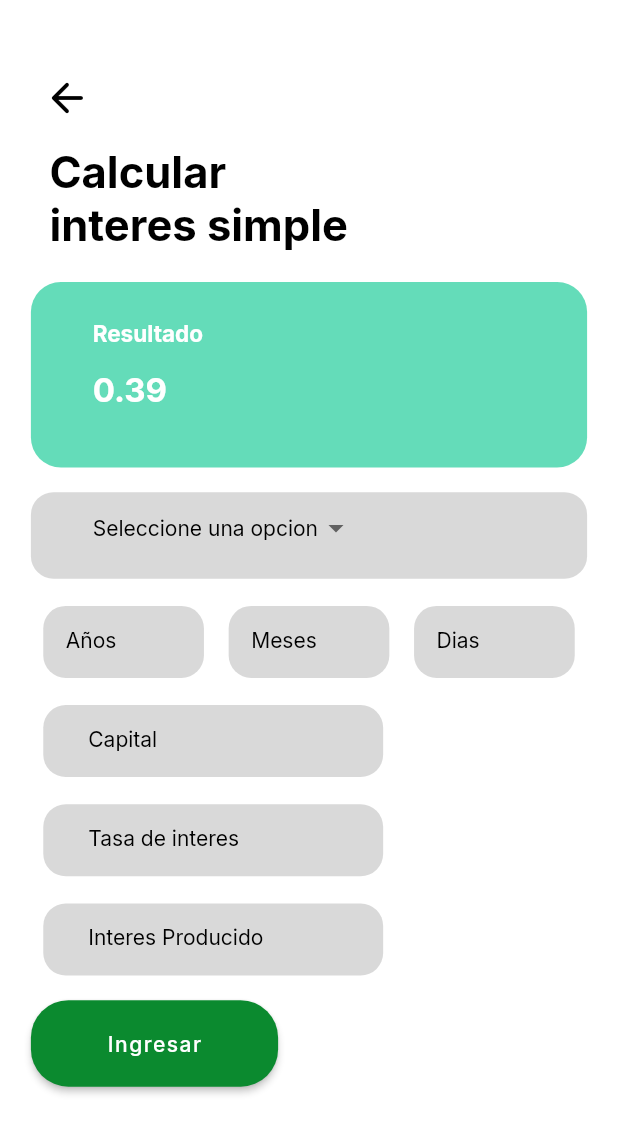
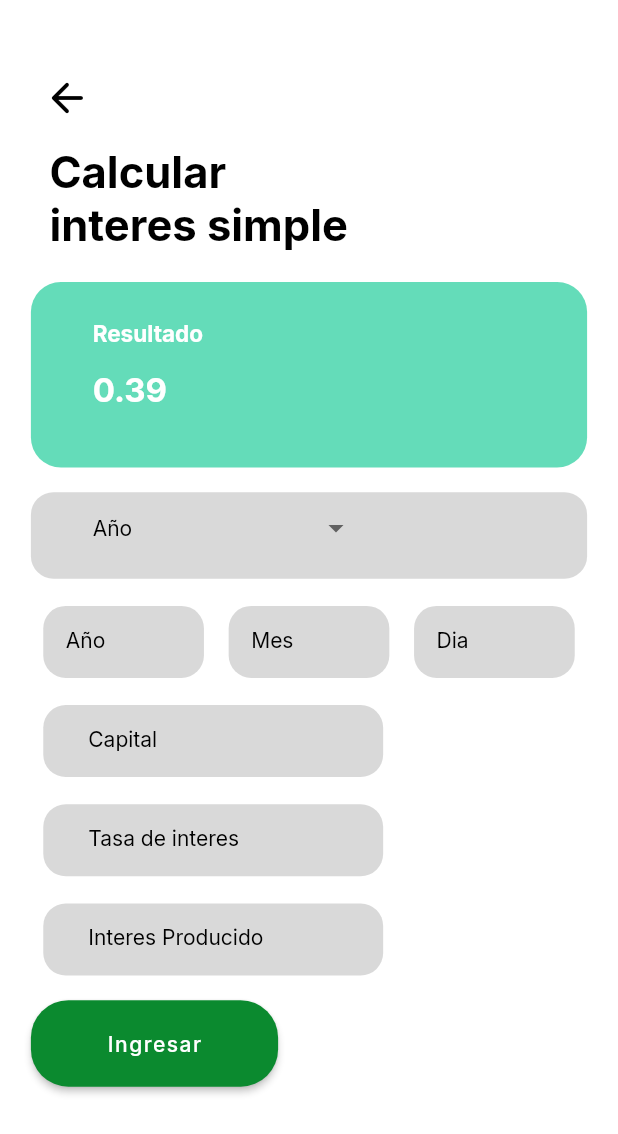
Before and after one commit to anapatino/FinanLearn, a Flutter app: the SimpleInterest screen opened directly, after a tap on "Ingresar", on a phone screen of 412 x 824 dp. Shown: the top 1134 px of the screen. Run offline on Flutter 3.47's test engine with Material 2 defaults, Android fonts, the phone set to English and light mode, and no system bars; our stand-ins replace cloud_firestore, firebase_auth, firebase_core, get, google_fonts; accounts and stored records are empty.

Commit message:
changes in ui

```diff
--- /dev/null
+++ b/lib/domain/models/simple_interest.dart
@@ -0,0 +1,69 @@
+import 'dart:developer';
+
+class InterestSimple {
+  static double calculateFutureValue({
+    required Map<String, double> data,
+    required double time,
+    required bool isChecked,
+  }) {
+    double capital = data['capital']!;
+    double interestRate = data['interestRate']! / 100;
+    double newFutureValue;
+
+    if (isChecked) {
+      newFutureValue = capital * (1 + interestRate * time);
+      log(newFutureValue.toString());
+    } else {
+      newFutureValue = capital * interestRate * time;
+    }
+    return newFutureValue;
+  }
+
+  static double calculateInterest({
+    required Map<String, double> data,
+    required double time,
+  }) {
+    double interestEarned = data['interestEarned']!;
+    double interestRate = data['interestRate']!;
+    double capital = (interestEarned / (interestRate * time)) * 100;
+    return capital;
+  }
+
+  static double calculateCapital({
+    required Map<String, double> data,
+    required double time,
+  }) {
+    double interestEarned = data['interestEarned']!;
+    double interestRate = data['interestRate']!;
+    double capital = (interestEarned / (interestRate * time)) * 100;
+    return capital;
+  }
+
+  static double calculateInterestRate({
+    required Map<String, double> data,
+    required double time,
+  }) {
+    double capital = data['capital']!;
+    double interestEarned = data['interestEarned']!;
+    double interestRate = (interestEarned / (capital * time)) * 100;
+    return interestRate;
+  }
+
+  static Map<String, int> calculateTime({
+    required Map<String, double> data,
+    required String showTime,
+  }) {
+    double capital = data['capital']!;
+    double interestEarned = data['interestEarned']!;
+    double interestRate = data['interestRate']!;
+    double time = (interestEarned / (capital * interestRate)) * 100;
+    time = time * 360;
+
+    int years = time ~/ 360;
+    double remainingDays = time % 360;
+    int months = remainingDays ~/ 30;
+    int days = remainingDays.round() % 30;
+
+    return {'years': years, 'months': months, 'days': days};
+  }
+}
--- a/lib/ui/pages/calculator/compound_interest.dart
+++ b/lib/ui/pages/calculator/compound_interest.dart
@@ -141,18 +141,23 @@ class _CompoundInterestState extends State<CompoundInterest> {
                 SizedBox(height: Dimensions.screenHeight * 0.022),
                 Row(
                   children: [
+                    if (dropdownValue == 'Año')
                       InputMedium(
                         controller: controllerYear,
-                      labelText: 'Años',
+                        labelText: 'Año',
                       ),
+                    if (dropdownValue == 'Mes' || dropdownValue == 'Año')
                       InputMedium(
                         controller: controllerMonths,
-                      labelText: 'Meses',
+                        labelText: 'Mes',
                       ),
+                    if (dropdownValue == 'Mes' ||
+                        dropdownValue == 'Dia' ||
+                        dropdownValue == 'Año')
                       InputMedium(
                         controller: controllerDays,
-                      labelText: 'Dias',
-                    ),
+                        labelText: 'Dia',
+                      )
                   ],
                 ),
                 SizedBox(height: Dimensions.screenHeight * 0.022),
--- a/lib/ui/pages/calculator/simple_interest.dart
+++ b/lib/ui/pages/calculator/simple_interest.dart
@@ -1,8 +1,11 @@
+import 'dart:developer';
+
 import 'package:finanlearn/ui/utils/dimensions.dart';
 import 'package:flutter/material.dart';
 import 'package:get/get.dart';
 import 'package:google_fonts/google_fonts.dart';
 
+import '../../../domain/models/simple_interest.dart';
 import '../../widgets/input.dart';
 import '../dashboard/Dashboard.dart';
 
@@ -18,11 +21,12 @@ class _SimpleInterestState extends State<SimpleInterest> {
   TextEditingController controllerMonths = TextEditingController();
   TextEditingController controllerDays = TextEditingController();
   TextEditingController controllerCapital = TextEditingController();
-  TextEditingController controllerInterestProduced = TextEditingController();
+  TextEditingController controllerInterestEarned = TextEditingController();
   TextEditingController controllerInterestRate = TextEditingController();
 
-  List<String>? listPeriod = ['Año', 'Meses', 'Dias'];
-  String? dropdownValue = 'Seleccione una opcion';
+  List<String>? listPeriod = ['Año', 'Mes', 'Dia'];
+  String? dropdownValue = 'Año';
+  late double time = 0;
   @override
   Widget build(BuildContext context) {
     return Scaffold(
@@ -142,18 +146,23 @@ class _SimpleInterestState extends State<SimpleInterest> {
                 SizedBox(height: Dimensions.screenHeight * 0.022),
                 Row(
                   children: [
+                    if (dropdownValue == 'Año')
                       InputMedium(
                         controller: controllerYear,
-                      labelText: 'Años',
+                        labelText: 'Año',
                       ),
+                    if (dropdownValue == 'Mes' || dropdownValue == 'Año')
                       InputMedium(
                         controller: controllerMonths,
-                      labelText: 'Meses',
+                        labelText: 'Mes',
                       ),
+                    if (dropdownValue == 'Mes' ||
+                        dropdownValue == 'Dia' ||
+                        dropdownValue == 'Año')
                       InputMedium(
                         controller: controllerDays,
-                      labelText: 'Dias',
-                    ),
+                        labelText: 'Dia',
+                      )
                   ],
                 ),
                 SizedBox(height: Dimensions.screenHeight * 0.022),
@@ -168,12 +177,12 @@ class _SimpleInterestState extends State<SimpleInterest> {
                 ),
                 SizedBox(height: Dimensions.screenHeight * 0.022),
                 InputColor(
-                  controller: controllerInterestRate,
+                  controller: controllerInterestEarned,
                   labelText: 'Interes Producido',
                 ),
                 SizedBox(height: Dimensions.screenHeight * 0.02),
                 ElevatedButton(
-                  onPressed: () {},
+                  onPressed: validation,
                   style: ElevatedButton.styleFrom(
                     backgroundColor: const Color.fromRGBO(11, 138, 47, 1),
                     shape: RoundedRectangleBorder(
@@ -194,4 +203,94 @@ class _SimpleInterestState extends State<SimpleInterest> {
           )),
     );
   }
+
+  void validation() {
+    double years = double.parse(controllerYear.text);
+    double months = double.parse(controllerMonths.text);
+    double days = double.parse(controllerDays.text);
+
+    switch (dropdownValue) {
+      case 'years':
+        time = (years / 1) + (months / 12) + (days / 360);
+        break;
+      case 'months':
+        time = (months / 12) + (days / 360);
+        break;
+      case 'days':
+        time = days / 360;
+        break;
+      default:
+        break;
     }
+    if (controllerCapital.text.isNotEmpty &&
+        controllerInterestRate.text.isNotEmpty) {
+      validationCalculateFutureValue();
+    }
+
+    if (controllerInterestEarned.text.isNotEmpty &&
+        controllerInterestRate.text.isNotEmpty) {
+      validationCalculateCapital();
+    }
+    if (controllerCapital.text.isNotEmpty &&
+        controllerInterestEarned.text.isNotEmpty) {
+      validationCalculateInterestRate();
+    }
+    if (controllerCapital.text.isNotEmpty &&
+        controllerInterestEarned.text.isNotEmpty &&
+        controllerInterestRate.text.isNotEmpty) {
+      validationCalculateTime();
+    }
+  }
+
+  validationCalculateFutureValue() {
+    Map<String, double> data = {
+      'capital': double.parse(controllerCapital.text),
+      'interestRate': double.parse(controllerInterestRate.text),
+    };
+
+    double result = InterestSimple.calculateFutureValue(
+        data: data, isChecked: true, time: time);
+    log('valor futuro');
+    log(result.toString());
+  }
+
+  validationCalculateCapital() {
+    Map<String, double> data = {
+      'interestRate': double.parse(controllerInterestRate.text),
+      'interestEarned': double.parse(controllerInterestEarned.text),
+    };
+
+    double result = InterestSimple.calculateCapital(data: data, time: time);
+    log('capital');
+
+    log(result.toString());
+  }
+
+  validationCalculateInterestRate() {
+    Map<String, double> data = {
+      'capital': double.parse(controllerCapital.text),
+      'interestEarned': double.parse(controllerInterestEarned.text),
+    };
+
+    double result = InterestSimple.calculateCapital(data: data, time: time);
+    log('tasa de interes');
+
+    log(result.toString());
+  }
+
+  validationCalculateTime() {
+    Map<String, double> data = {
+      'capital': double.parse(controllerCapital.text),
+      'interestEarned': double.parse(controllerInterestEarned.text),
+      'interestRate': double.parse(controllerInterestRate.text),
+    };
+
+    Map<String, int> result =
+        InterestSimple.calculateTime(data: data, showTime: 'days');
+    log('tiempo');
+
+    log(result['years'].toString());
+    log(result['months'].toString());
+    log(result['days'].toString());
+  }
+}
```
Also changed, not shown: lib/ui/pages/login/login.dart (+5 -5 lines), lib/ui/pages/login/register.dart (+5 -5 lines), lib/ui/pages/pageTest/test.dart (+3 -4 lines), lib/ui/widgets/message_response.dart (renamed from lib/ui/widgets/messageResponse.dart), lib/ui/widgets/question_card.dart (renamed from lib/ui/widgets/questionCard.dart). Lines whose indentation alone changed are shown as unchanged.
